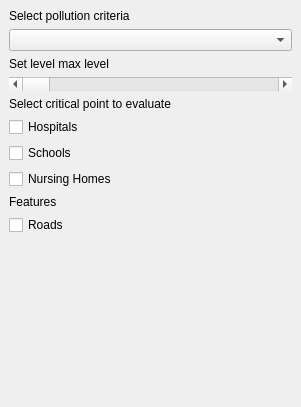
Before: the Qt Designer form plugins/PluginForAirqInRotterdam/airq_rotterdam_dockwidget_base.ui in sticx/Air-pollution-Rotterdam, drawn with Qt 5.
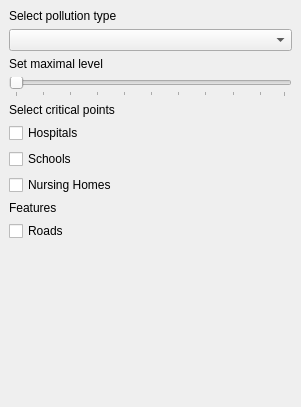
After: the same form once the commit is applied.

Commit message: combobox for polution selection working + cleanup checkboxes

Diff of the .ui file:
```diff
--- a/plugins/PluginForAirqInRotterdam/airq_rotterdam_dockwidget_base.ui
+++ b/plugins/PluginForAirqInRotterdam/airq_rotterdam_dockwidget_base.ui
@@ -15,22 +15,28 @@
   </property>
   <widget class="QWidget" name="dockWidgetContents">
    <layout class="QGridLayout" name="gridLayout">
+    <item row="3" column="3">
+     <widget class="QSlider" name="horizontalSlider">
+      <property name="orientation">
+       <enum>Qt::Horizontal</enum>
+      </property>
+      <property name="tickPosition">
+       <enum>QSlider::TicksBelow</enum>
+      </property>
+      <property name="tickInterval">
+       <number>10</number>
+      </property>
+     </widget>
+    </item>
     <item row="2" column="3">
      <widget class="QLabel" name="label_3">
       <property name="text">
-       <string>Set level max level</string>
+       <string>Set maximal level</string>
       </property>
      </widget>
     </item>
     <item row="1" column="3">
-     <widget class="QComboBox" name="comboBox"/>
-    </item>
-    <item row="3" column="3">
-     <widget class="QScrollBar" name="horizontalScrollBar">
-      <property name="orientation">
-       <enum>Qt::Horizontal</enum>
-      </property>
-     </widget>
+     <widget class="QComboBox" name="comboBoxType"/>
     </item>
     <item row="6" column="3">
      <widget class="QCheckBox" name="checkBoxHospitals">
@@ -49,7 +55,7 @@
     <item row="0" column="3">
      <widget class="QLabel" name="label_2">
       <property name="text">
-       <string>Select pollution criteria</string>
+       <string>Select pollution type</string>
       </property>
      </widget>
     </item>
@@ -96,7 +102,7 @@
     <item row="5" column="3">
      <widget class="QLabel" name="label">
       <property name="text">
-       <string>Select critical point to evaluate</string>
+       <string>Select critical points</string>
       </property>
      </widget>
     </item>
```
The commit also changes 1 other file.
